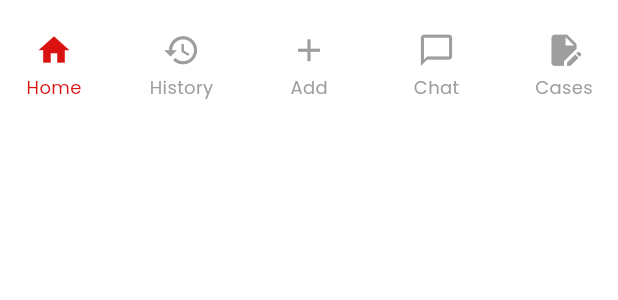
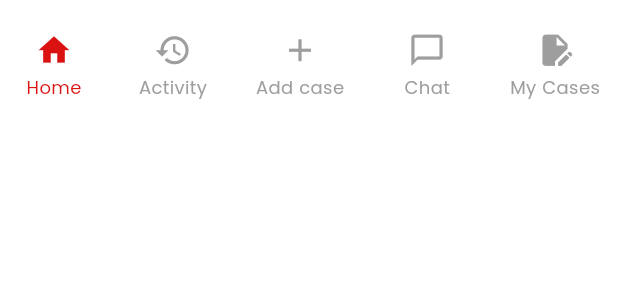
Before and after one commit to Dar-Dev-Hub/Ha9i, a Flutter app: the MyNavBar widget shown alone on an empty page, opened directly, on a phone screen of 412 x 824 dp. Shown: the top 300 px of the screen. Run offline on Flutter 3.47's test engine with Material 3 defaults, Android fonts, the phone set to English and light mode, and no system bars; our stand-ins replace flutter_svg, get, get_storage, smooth_page_indicator; accounts and stored records are empty.

Commit message:
update widgets

```diff
--- a/lib/shared/global_widgets/navbar.dart
+++ b/lib/shared/global_widgets/navbar.dart
@@ -1,7 +1,14 @@
 import 'package:flutter/material.dart';
+import 'package:get/get.dart';
+import 'package:ha9i/screens/app/home_screen.dart';
 
 class MyNavBar extends StatelessWidget {
-  const MyNavBar({super.key});
+  const MyNavBar({
+    super.key,
+    required this.selectedIndex,
+  });
+
+  final int selectedIndex;
 
   final primaryColor = const Color.fromARGB(255, 255, 255, 255);
   final secondaryColor = const Color(0xff6D28D9);
@@ -27,28 +34,38 @@ class MyNavBar extends StatelessWidget {
               IconBottomBar(
                   text: "Home",
                   icon: Icons.home,
-                  selected: true,
-                  onPressed: () {}),
+                  selected: selectedIndex == 0,
+                  onPressed: () {
+                    Get.to(() => HomeScreen());
+                  }),
               IconBottomBar(
-                  text: "History",
+                  text: "Activity",
                   icon: Icons.history,
-                  selected: false,
-                  onPressed: () {}),
+                  selected: selectedIndex == 1,
+                  onPressed: () {
+                    Get.to(() => HomeScreen());
+                  }),
               IconBottomBar(
-                  text: "Add",
+                  text: "Add case",
                   icon: Icons.add,
-                  selected: false,
-                  onPressed: () {}),
+                  selected: selectedIndex == 2,
+                  onPressed: () {
+                    Get.to(() => HomeScreen());
+                  }),
               IconBottomBar(
                   text: "Chat",
                   icon: Icons.chat_bubble_outline,
-                  selected: false,
-                  onPressed: () {}),
+                  selected: selectedIndex == 3,
+                  onPressed: () {
+                    Get.to(() => HomeScreen());
+                  }),
               IconBottomBar(
-                  text: "Cases",
+                  text: "My Cases",
                   icon: Icons.edit_document,
-                  selected: false,
-                  onPressed: () {})
+                  selected: selectedIndex == 4,
+                  onPressed: () {
+                    Get.to(() => HomeScreen());
+                  }),
             ],
           ),
         ),
```
Also changed, not shown: lib/shared/global_widgets/drawer.dart (+8 -2 lines).
